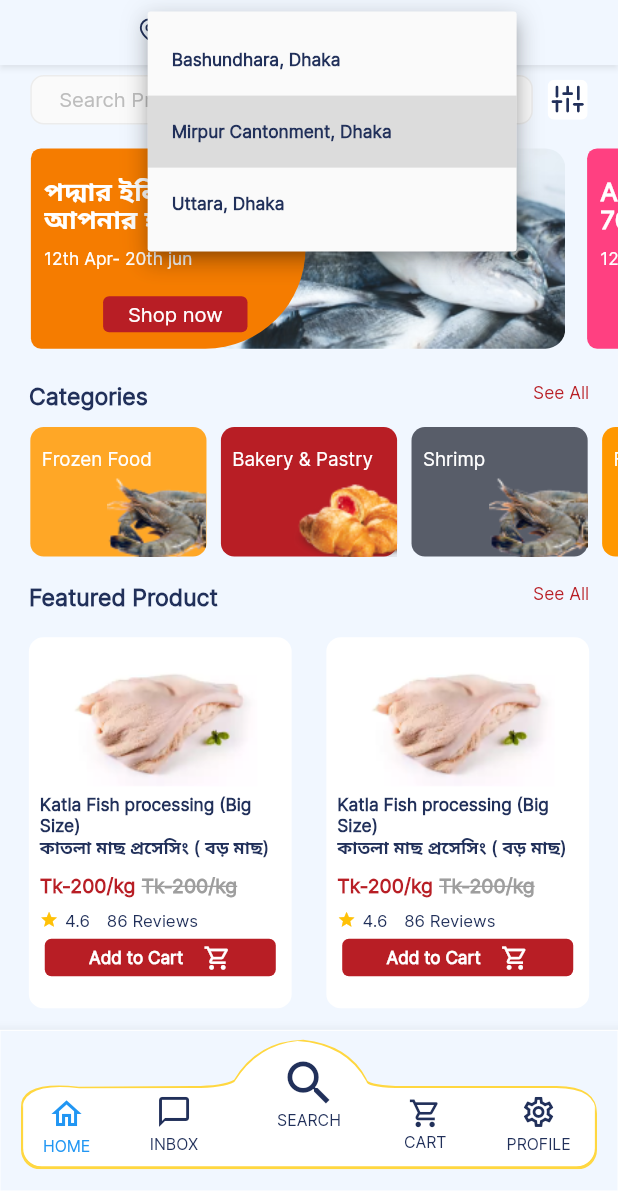
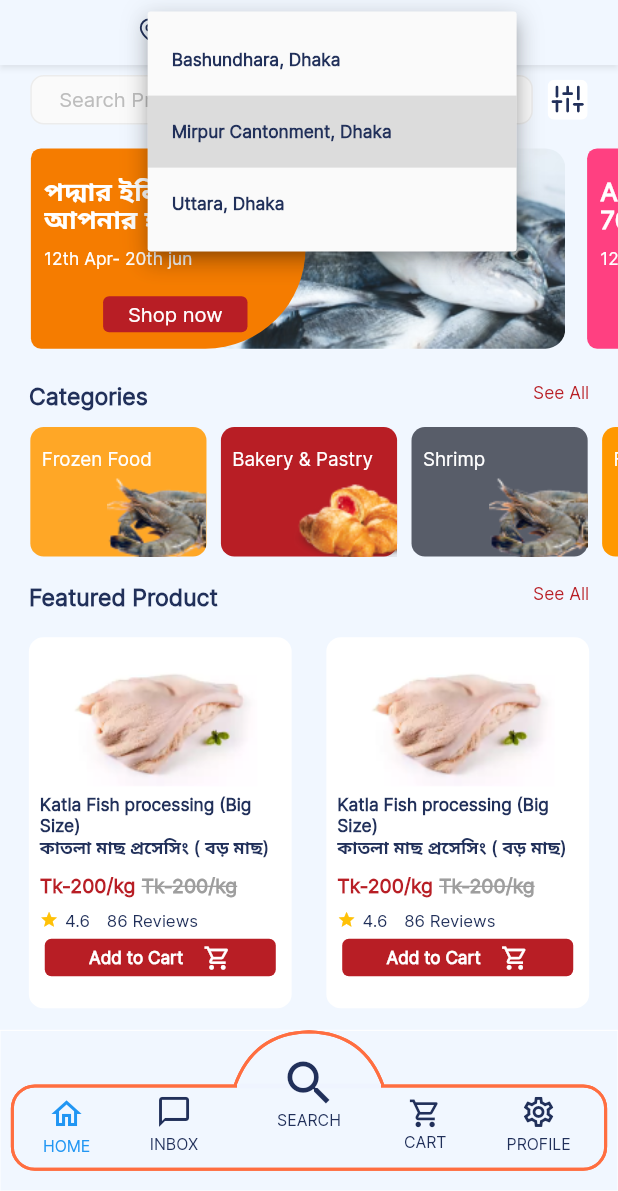
Before and after one commit to Sabuj-Kumar/ecomarce_project_masala_bazar, a Flutter app: the screen it shows after launch, after a tap on "Mirpur Cantonment, Dhaka", on a phone screen of 412 x 824 dp, the part 45-1236 px from its top. Run offline on Flutter 3.47's test engine with Material 2 defaults, Android fonts, the phone set to English and light mode, and no system bars; drawn by our look-alikes of carousel_slider; our stand-ins replace connectivity, fluro, flutter_screenutil, flutter_svg, get, modal_bottom_sheet and 2 more; accounts and stored records are empty; generated files the repository leaves out were written again; project files that could hold a hidden picture were left out.

Commit message:
bottom appbar recange.

```diff
--- a/lib/components/navigation_bar/custom_clipper.dart
+++ b/lib/components/navigation_bar/custom_clipper.dart
@@ -1,6 +1,38 @@
 import 'package:flutter/material.dart';
 import 'package:flutter_screenutil/flutter_screenutil.dart';
 
+class Clipper extends CustomPainter{
+
+  @override
+  void paint(Canvas canvas, Size size) {
+
+    final paint = Paint()..style = PaintingStyle.stroke..strokeWidth = 2.0..color = Colors.deepOrangeAccent;
+    final paint1 = Paint()..style = PaintingStyle.stroke..strokeWidth = 3.0..color = const Color(0xFFEFF4FF);
+    final path = Path();
+    final path1 = Path();
+
+    path.addRRect(RRect.fromLTRBR(size.width * 0.02,size.height * 0.4,size.width * 0.98,size.height,const Radius.circular(15)));
+    path.moveTo(size.width * 0.38, size.height * 0.4);
+    path.quadraticBezierTo(size.width * 0.41, size.height * 0.02, size.width * 0.5, size.height * 0.01);
+    path.quadraticBezierTo(size.width * 0.59, size.height * 0.02, size.width * 0.62, size.height * 0.4);
+
+    path.moveTo(size.width * 0.38, size.height * 0.4);
+    path.lineTo(size.width * 0.62, size.height * 0.4);
+    canvas.drawPath(path,paint);
+    path.close();
+    canvas.drawPath(path,paint);
+
+    path1.moveTo(size.width * 0.3835, size.height * 0.4);
+    path1.lineTo(size.width * 0.6165, size.height * 0.4);
+    path1.close();
+    canvas.drawPath(path1,paint1);
+  }
+
+  @override
+  bool shouldRepaint(covariant CustomPainter oldDelegate) {
+    return false;
+  }
+}
 class CustomClipperDown extends CustomClipper<Path>{
 
   @override
--- a/lib/components/navigation_bar/navigation_bar.dart
+++ b/lib/components/navigation_bar/navigation_bar.dart
@@ -22,33 +22,9 @@ class NavigationBBar extends StatelessWidget {
         Stack(
             alignment: Alignment.center,
             children: [
-              ClipPath(
-                clipper: CustomClipperDown(),
-                child: Container(
-                  height: height * 0.1125,
-                  width: width * 0.932,
-                  decoration:  BoxDecoration(
-                    color: Colors.amberAccent,
-                    borderRadius: const BorderRadius.all(Radius.circular(13.0)),
-                    border: Border.all(color: Colors.amberAccent),
-
-                  ),
-                ),
-              ),
-              Positioned(
-                top: 3.2.sp,
-                child: ClipPath(
-                  clipper: CustomClipperUp(),
-                  child: Container(
-                    height: height * 0.1075,
-                    width: width * 0.93,
-                    decoration: BoxDecoration(
-                      color: Colors.white,
-                      borderRadius:  const BorderRadius.all(Radius.circular(13.0)),
-                      border: Border.all(color: Colors.amberAccent),
-                    ),
-                  ),
-                ),
+              CustomPaint(
+                size: Size(width,height * 0.1125),
+                painter: Clipper(),
               ),
               Row(
                 mainAxisAlignment: MainAxisAlignment.spaceEvenly,
--- a/lib/pages/mainPage/mainPage.dart
+++ b/lib/pages/mainPage/mainPage.dart
@@ -57,6 +57,7 @@ class _MainPageState extends State<MainPage> with WidgetsBindingObserver {
     final width = MediaQuery.of(context).size.width;
     return Scaffold(
       bottomNavigationBar: BottomAppBar(
+        elevation: 0.0,
         child: Container(
           decoration: BoxDecoration(
             border: Border.all(width: 0.0,color: Colors.white),
```
